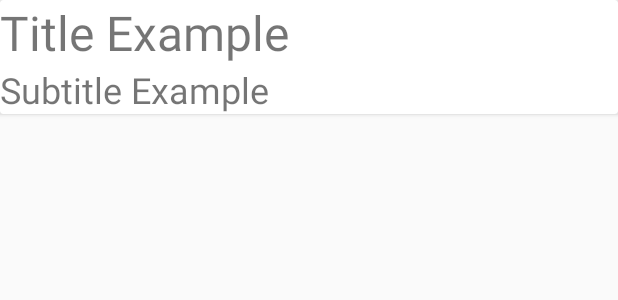
After one commit to maxumtkach/Notes, an Android app: the layout item_list_view.xml on its own in the app's theme, with its tools: preview values and no code run, on a phone screen of 412 x 824 dp. The commit adds this screen. Shown: the top 300 px of the screen. Run offline under Robolectric (Android 15) with nearby library versions, the phone set to English and light mode, and no system bars.

Commit message:
diploma start android

```diff
--- a/app/src/main/AndroidManifest.xml
+++ b/app/src/main/AndroidManifest.xml
@@ -11,14 +11,16 @@
         android:supportsRtl="true"
         android:theme="@style/AppTheme"
         tools:ignore="GoogleAppIndexingWarning">
-        <activity android:name=".SettingsActivity">
+        <activity android:name=".ListNotesActivity">
             <intent-filter>
                 <action android:name="android.intent.action.MAIN" />
 
                 <category android:name="android.intent.category.LAUNCHER" />
             </intent-filter>
         </activity>
-        <activity android:name=".MainActivity"></activity>
+        <activity android:name=".SettingsActivity">
+        </activity>
+        <activity android:name=".MainActivity" />
     </application>
 
 </manifest>
--- /dev/null
+++ b/app/src/main/res/drawable/ic_settings_black_24dp.xml
@@ -0,0 +1,5 @@
+<vector android:alpha="0.93" android:height="24dp"
+    android:tint="#F9F9F9" android:viewportHeight="24"
+    android:viewportWidth="24" android:width="24dp" xmlns:android="http://schemas.android.com/apk/res/android">
+    <path android:fillColor="#FF000000" android:pathData="M19.1,12.9a2.8,2.8 0,0 0,0.1 -0.9,2.8 2.8,0 0,0 -0.1,-0.9l2.1,-1.6a0.7,0.7 0,0 0,0.1 -0.6L19.4,5.5a0.7,0.7 0,0 0,-0.6 -0.2l-2.4,1a6.5,6.5 0,0 0,-1.6 -0.9l-0.4,-2.6a0.5,0.5 0,0 0,-0.5 -0.4H10.1a0.5,0.5 0,0 0,-0.5 0.4L9.3,5.4a5.6,5.6 0,0 0,-1.7 0.9l-2.4,-1a0.4,0.4 0,0 0,-0.5 0.2l-2,3.4c-0.1,0.2 0,0.4 0.2,0.6l2,1.6a2.8,2.8 0,0 0,-0.1 0.9,2.8 2.8,0 0,0 0.1,0.9L2.8,14.5a0.7,0.7 0,0 0,-0.1 0.6l1.9,3.4a0.7,0.7 0,0 0,0.6 0.2l2.4,-1a6.5,6.5 0,0 0,1.6 0.9l0.4,2.6a0.5,0.5 0,0 0,0.5 0.4h3.8a0.5,0.5 0,0 0,0.5 -0.4l0.3,-2.6a5.6,5.6 0,0 0,1.7 -0.9l2.4,1a0.4,0.4 0,0 0,0.5 -0.2l2,-3.4c0.1,-0.2 0,-0.4 -0.2,-0.6ZM12,15.6A3.6,3.6 0,1 1,15.6 12,3.6 3.6,0 0,1 12,15.6Z"/>
+</vector>
--- a/app/src/main/res/layout/activity_main.xml
+++ b/app/src/main/res/layout/activity_main.xml
@@ -4,6 +4,7 @@
     xmlns:tools="http://schemas.android.com/tools"
     android:layout_width="match_parent"
     android:layout_height="match_parent"
+
     android:background="@android:color/holo_orange_dark"
     tools:context=".MainActivity">
 
--- /dev/null
+++ b/app/src/main/res/layout/item_list_view.xml
@@ -0,0 +1,49 @@
+<?xml version="1.0" encoding="utf-8"?>
+<androidx.cardview.widget.CardView xmlns:android="http://schemas.android.com/apk/res/android"
+    xmlns:tools="http://schemas.android.com/tools"
+    android:layout_width="match_parent"
+    android:layout_height="wrap_content"
+    android:descendantFocusability="blocksDescendants"
+    android:padding="8dp">
+
+    <!-- Параметр descendantFocusability позволяет обрабатывать onClickItem()
+    для всего этого элемента списка. И все контролы не чувствительные к прикосновениям считаются
+    областью для нажатия. Кнопки будут работать, а иконки как часть области всего элемента -->
+
+
+    <!-- tools - нужны для проектирования верстки, обычно заполяются примерами
+    как это будет выглядеть, но при выполнении приложения не будут учитываться-->
+
+    <LinearLayout
+        android:layout_width="match_parent"
+        android:layout_height="wrap_content"
+        android:layout_weight="1"
+        style="@style/TextAppearance.MaterialComponents.Headline6"
+        android:orientation="vertical">
+
+        <!-- layout_weight - веса, чем меньше вес, тем выше приоритет отрисовки.
+        Сейчас есть более удобные контейнеры, например ConstraintLayout,
+        но базовае Layout-ы проще в понимания и нужнее в обучении :) -->
+
+        <TextView
+            android:id="@+id/title"
+            android:layout_width="match_parent"
+            android:layout_height="wrap_content"
+            android:ellipsize="end"
+            android:maxLines="1"
+            android:textSize="32dp"
+            tools:text="Title Example" />
+
+        <TextView
+            android:id="@+id/subtitle"
+            android:layout_width="match_parent"
+            android:layout_height="wrap_content"
+            android:maxLines="3"
+            android:ellipsize="end"
+            android:textSize="24dp"
+            tools:text="Subtitle Example" />
+
+    </LinearLayout>
+
+
+</androidx.cardview.widget.CardView>
```
Also changed, not shown: app/src/main/java/com/example/notes/ItemData.java (added, +36 -0 lines), app/src/main/java/com/example/notes/ItemsDataAdapter.java (added, +120 -0 lines), app/src/main/java/com/example/notes/ListNotesActivity.java (added, +21 -0 lines), app/src/main/java/com/example/notes/MainActivity.java (+39 -1 lines), app/src/main/res/drawable/ic_settings_applications_black_24dp.xml (added, +11 -0 lines), app/src/main/res/layout/activity_list_notes.xml (added, +45 -0 lines), app/src/main/res/menu/mein.xml (added, +10 -0 lines).
